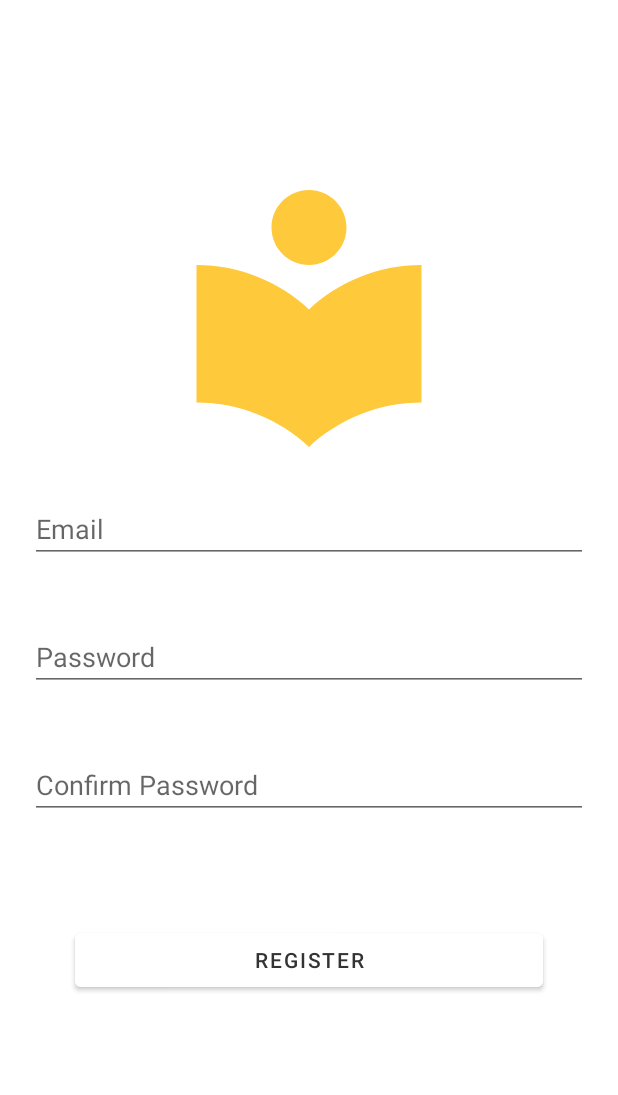
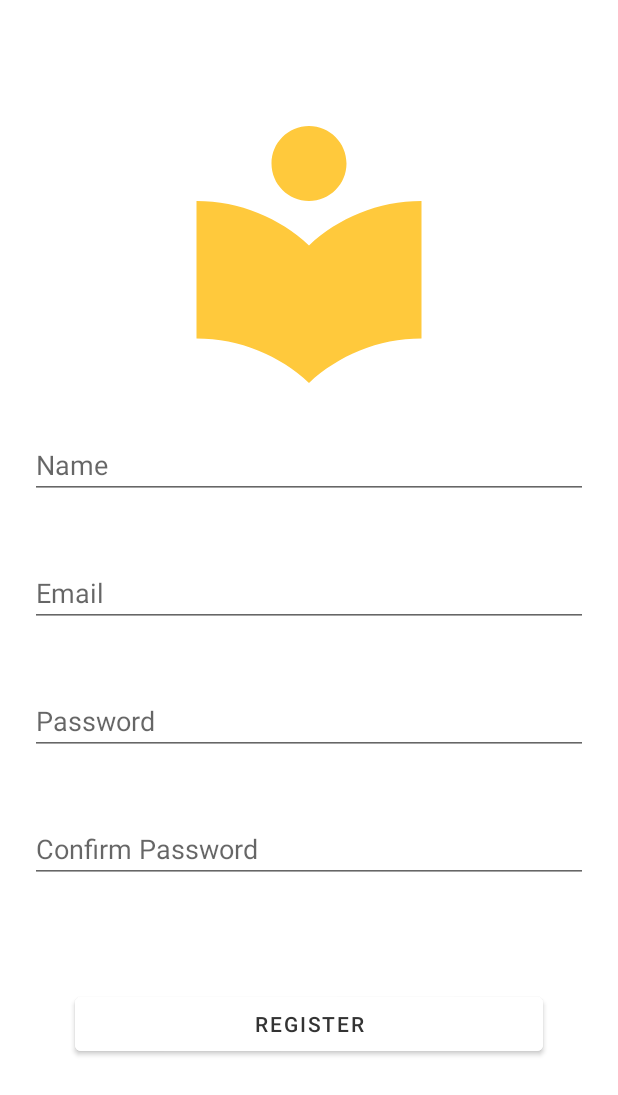
Before and after one commit to divyanshf/noter-android, an Android app: the RegisterFragment screen opened through its navigation route, after a tap on "REGISTER", on a phone screen of 412 x 824 dp. Shown: the top 1095 px of the screen. Run offline under Robolectric (Android 15) with nearby library versions, the phone set to English and light mode, and no system bars; our stand-ins replace Dagger/Hilt's generated code, Firebase (no records; nobody signed in at launch, a user with empty details on screens opened directly).

Commit message:
fixed the registration bug

```diff
--- a/app/src/main/java/com/example/noter/data/viewmodel/UserViewModel.kt
+++ b/app/src/main/java/com/example/noter/data/viewmodel/UserViewModel.kt
@@ -28,9 +28,9 @@ constructor(
         }
     }
 
-    fun register(email:String, password: String){
+    fun register(name:String, email:String, password: String){
         viewModelScope.launch {
-            userRepository.registerUser(email, password)
+            userRepository.registerUser(name, email, password)
         }
     }
 }
--- a/app/src/main/java/com/example/noter/ui/auth/RegisterFragment.kt
+++ b/app/src/main/java/com/example/noter/ui/auth/RegisterFragment.kt
@@ -22,9 +22,11 @@ class RegisterFragment : Fragment() {
     private val userViewModel:UserViewModel by viewModels()
     @Inject
     lateinit var firebaseAuth: FirebaseAuth
+    private lateinit var nameEditText: EditText
     private lateinit var emailEditText: EditText
     private lateinit var passwordEditText: EditText
     private lateinit var cnfPasswordEditText: EditText
+    private var name = ""
     private var email = ""
     private var password = ""
     private var cnfPassword = ""
@@ -36,13 +38,14 @@ class RegisterFragment : Fragment() {
         // Inflate the layout for this fragment
         val view = inflater.inflate(R.layout.fragment_register, container, false)
 
+        nameEditText = view.findViewById(R.id.name_edit_text)
         emailEditText = view.findViewById(R.id.email_edit_text)
         passwordEditText = view.findViewById(R.id.password_edit_text)
         cnfPasswordEditText = view.findViewById(R.id.cnf_password_edit_text)
 
         view.findViewById<Button>(R.id.register_button).setOnClickListener {
             if(validate()){
-                userViewModel.register(email, password)
+                userViewModel.register(name, email, password)
                 checkUser()
             }
         }
@@ -67,9 +70,12 @@ class RegisterFragment : Fragment() {
     }
 
     private fun validate():Boolean{
+        name = nameEditText.text.toString()
         email = removeSpacing()
         password = passwordEditText.text.toString()
         cnfPassword = cnfPasswordEditText.text.toString()
+        if(name.isEmpty())
+            return false
         if(email.isNotEmpty() and password.isNotEmpty()){
             if(password == cnfPassword && password.length >= 6){
                 return true
--- a/app/src/main/java/com/example/noter/ui/main/MainActivity.kt
+++ b/app/src/main/java/com/example/noter/ui/main/MainActivity.kt
@@ -68,6 +68,7 @@ class MainActivity : AppCompatActivity() {
         navigationView.setNavigationItemSelectedListener {
             onNavItemSelect(it)
         }
+        initializeFragment()
     }
 
     private fun initializeFragment(){
--- a/app/src/main/res/layout/activity_edit.xml
+++ b/app/src/main/res/layout/activity_edit.xml
@@ -59,7 +59,7 @@
         <com.google.android.material.bottomappbar.BottomAppBar
             android:id="@+id/edit_bottom_app_bar"
             android:layout_width="match_parent"
-            android:layout_height="?attr/actionBarSize"
+            android:layout_height="0dp"
             android:backgroundTint="?attr/colorPrimary"
             android:layout_gravity="bottom"/>
 
--- a/app/src/main/res/layout/fragment_register.xml
+++ b/app/src/main/res/layout/fragment_register.xml
@@ -17,6 +17,14 @@
             android:src="@drawable/ic_baseline_local_library_24"
             android:scaleType="fitXY"
             android:contentDescription="@string/app_name" />
+
+        <com.google.android.material.textfield.TextInputEditText
+            android:id="@+id/name_edit_text"
+            android:layout_width="match_parent"
+            android:layout_height="wrap_content"
+            android:layout_margin="20dp"
+            android:inputType="textEmailAddress"
+            android:hint="@string/name"/>
 
         <com.google.android.material.textfield.TextInputEditText
             android:id="@+id/email_edit_text"
--- a/app/src/main/res/values/strings.xml
+++ b/app/src/main/res/values/strings.xml
@@ -13,6 +13,7 @@
     <string name="login">Login</string>
     <string name="register">Register</string>
     <string name="email">Email</string>
+    <string name="name">Name</string>
     <string name="password">Password</string>
     <string name="cnf_password">Confirm Password</string>
     <string name="already_a_user">Already a user?</string>
--- a/app/src/main/res/values/themes.xml
+++ b/app/src/main/res/values/themes.xml
@@ -17,7 +17,6 @@
         <item name="surfaceColor">@color/white</item>
         <item name="colorOnSurface">@color/text_color_light</item>
         <item name="alertDialogTheme">@style/DialogAppearance</item>
-
         <item name="actionBarSize">50dp</item>
     </style>
 </resources>
--- a/app/src/main/res/xml/main_preferences.xml
+++ b/app/src/main/res/xml/main_preferences.xml
@@ -13,6 +13,7 @@
             app:entries="@array/theme_entries"
             app:entryValues="@array/theme_entry_values"
             app:dialogTitle="@string/select_theme"
+            app:summary="%s"
             app:defaultValue="@string/system_default"/>
 
     </PreferenceCategory>
```
Also changed, not shown: app/src/main/java/com/example/noter/data/repository/UserRepository.kt (+11 -7 lines), app/src/main/java/com/example/noter/ui/edit/EditActivity.kt (+12 -2 lines), app/src/main/java/com/example/noter/ui/main/SearchFragment.kt (+5 -2 lines), app/src/main/java/com/example/noter/ui/settings/SettingsFragment.kt (+4 -4 lines), app/src/main/res/layout/activity_main.xml (+4 -3 lines).
